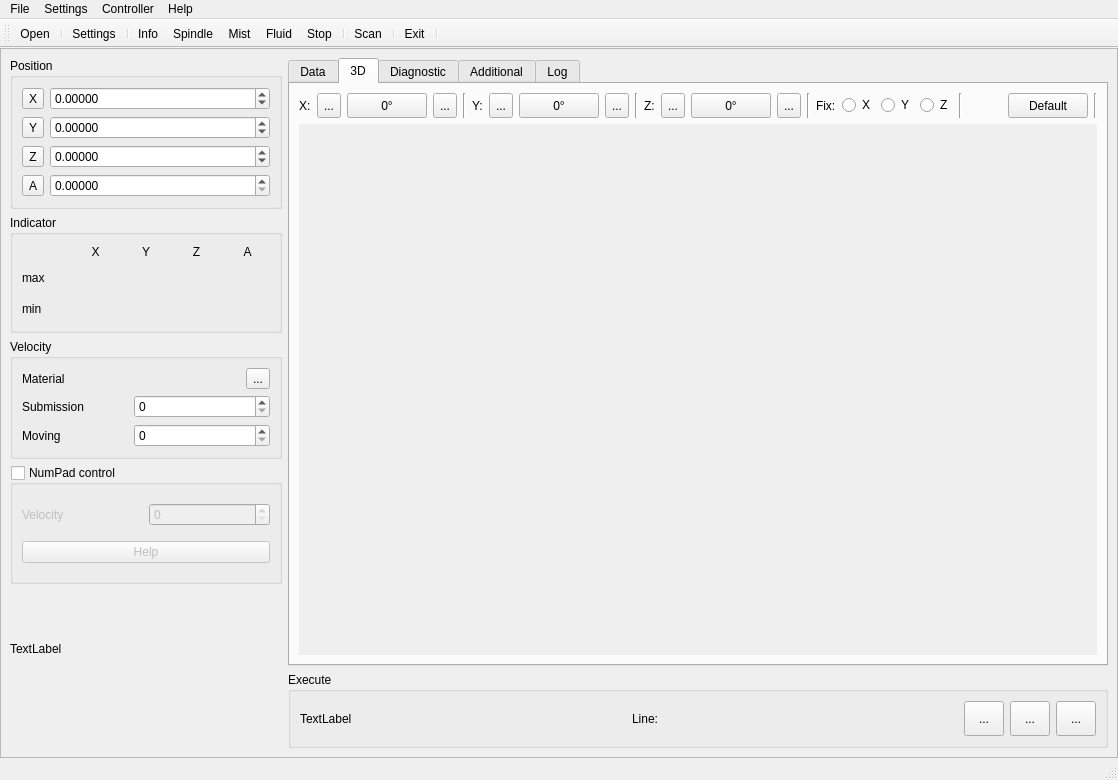
First picture: the form in sources/forms/MainWindow.ui, repository eduard-x/cnc-qt, before the edit.
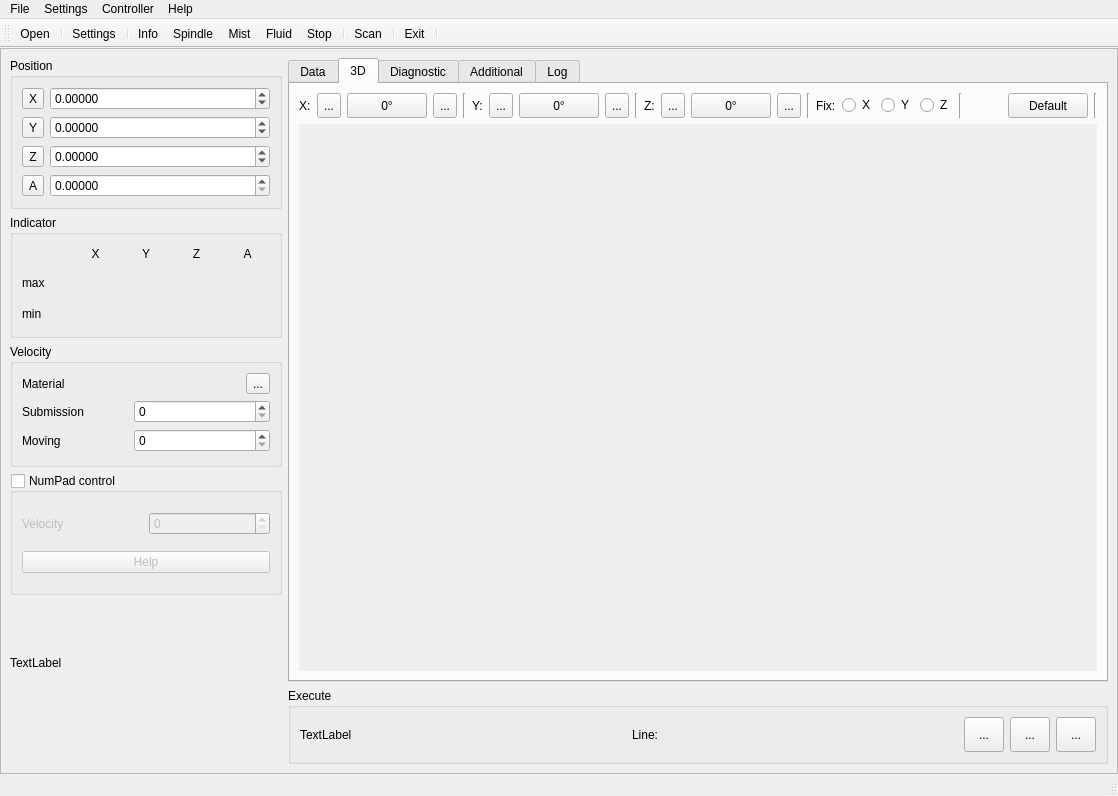
Second picture: the form after the edit. The open tabs and pages were chosen to show the change. Icons and pictures are not drawn.

```diff
--- a/sources/forms/MainWindow.ui
+++ b/sources/forms/MainWindow.ui
@@ -7,7 +7,7 @@
     <x>0</x>
     <y>0</y>
     <width>1118</width>
-    <height>780</height>
+    <height>796</height>
    </rect>
   </property>
   <property name="sizePolicy">
@@ -938,8 +938,8 @@
                    <rect>
                     <x>0</x>
                     <y>0</y>
-                    <width>593</width>
-                    <height>487</height>
+                    <width>400</width>
+                    <height>300</height>
                    </rect>
                   </property>
                  </widget>
```
Left out of the diff: 6 changed lines with no effect on the pictures.
